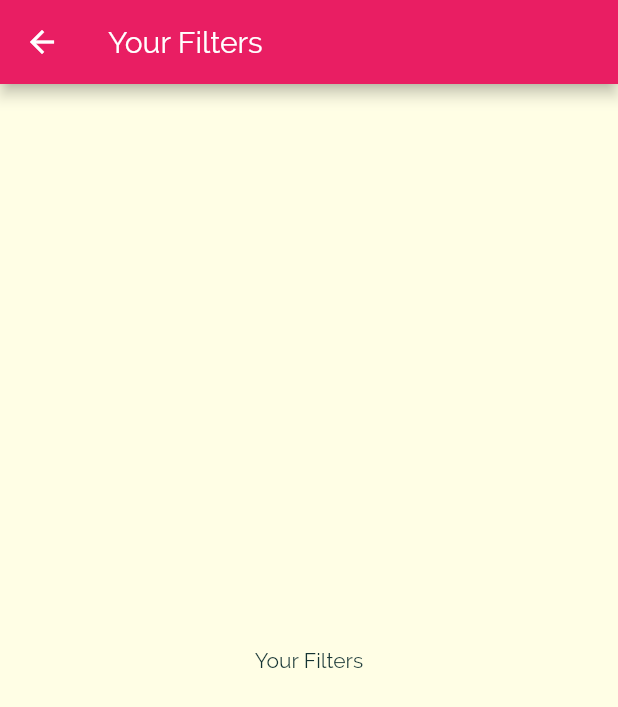
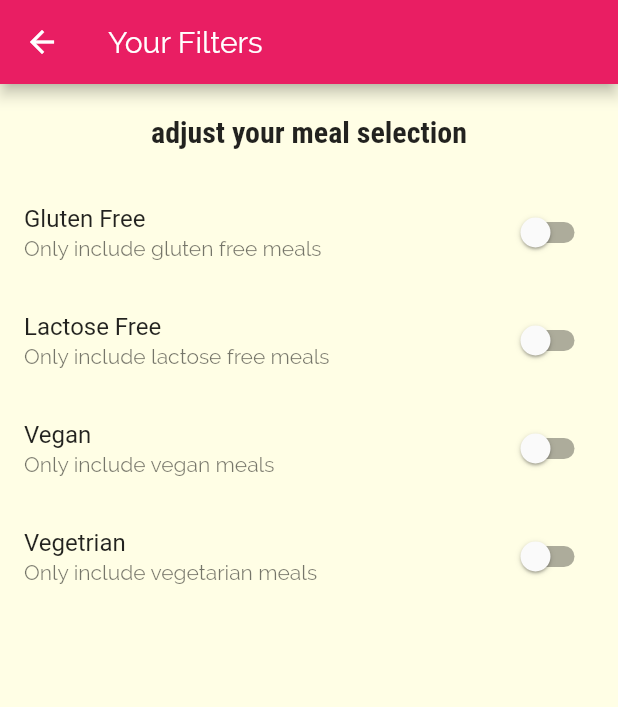
Before and after one commit to RahatIbnRafiq/FlutterProjects, a Flutter app: the FiltersScreen screen opened by its route, on a phone screen of 412 x 824 dp. Shown: the top 707 px of the screen. Run offline on Flutter 3.47's test engine with Material 2 defaults, Android fonts, the light colour scheme and no system bars.

Commit message:
add filter switches

```diff
--- a/meals_app/lib/screens/filters_screen.dart
+++ b/meals_app/lib/screens/filters_screen.dart
@@ -1,15 +1,89 @@
 import 'package:flutter/material.dart';
 
-class FiltersScreen extends StatelessWidget {
+class FiltersScreen extends StatefulWidget {
   static const routeName = '/filters';
+
+  @override
+  _FiltersScreenState createState() => _FiltersScreenState();
+}
+
+class _FiltersScreenState extends State<FiltersScreen> {
+  var _glutenFree = false;
+  var _vegetarian = false;
+  var _vegan = false;
+  var _lactoseFree = false;
+
+  Widget _buildSwitchListtile(
+    String title,
+    String subTitle,
+    bool currentValue,
+    Function updateValue,
+  ) {
+    return SwitchListTile(
+      title: Text(title),
+      value: currentValue,
+      subtitle: Text(subTitle),
+      onChanged: updateValue,
+    );
+  }
+
   @override
   Widget build(BuildContext context) {
     return Scaffold(
       appBar: AppBar(
         title: Text('Your Filters'),
       ),
-      body: Center(
-        child: Text("Your Filters"),
+      body: Column(
+        children: [
+          Container(
+            padding: EdgeInsets.all(20),
+            child: Text(
+              "adjust your meal selection",
+              style: Theme.of(context).textTheme.title,
+            ),
+          ),
+          Expanded(
+            child: ListView(
+              children: [
+                _buildSwitchListtile('Gluten Free',
+                    'Only include gluten free meals', _glutenFree, (newValue) {
+                  setState(
+                    () {
+                      _glutenFree = newValue;
+                    },
+                  );
+                }),
+                _buildSwitchListtile(
+                    'Lactose Free',
+                    'Only include lactose free meals',
+                    _lactoseFree, (newValue) {
+                  setState(
+                    () {
+                      _lactoseFree = newValue;
+                    },
+                  );
+                }),
+                _buildSwitchListtile(
+                    'Vegan', 'Only include vegan meals', _vegan, (newValue) {
+                  setState(
+                    () {
+                      _vegan = newValue;
+                    },
+                  );
+                }),
+                _buildSwitchListtile(
+                    'Vegetrian', 'Only include vegetarian meals', _vegetarian,
+                    (newValue) {
+                  setState(
+                    () {
+                      _vegetarian = newValue;
+                    },
+                  );
+                }),
+              ],
+            ),
+          ),
+        ],
       ),
     );
   }
```
